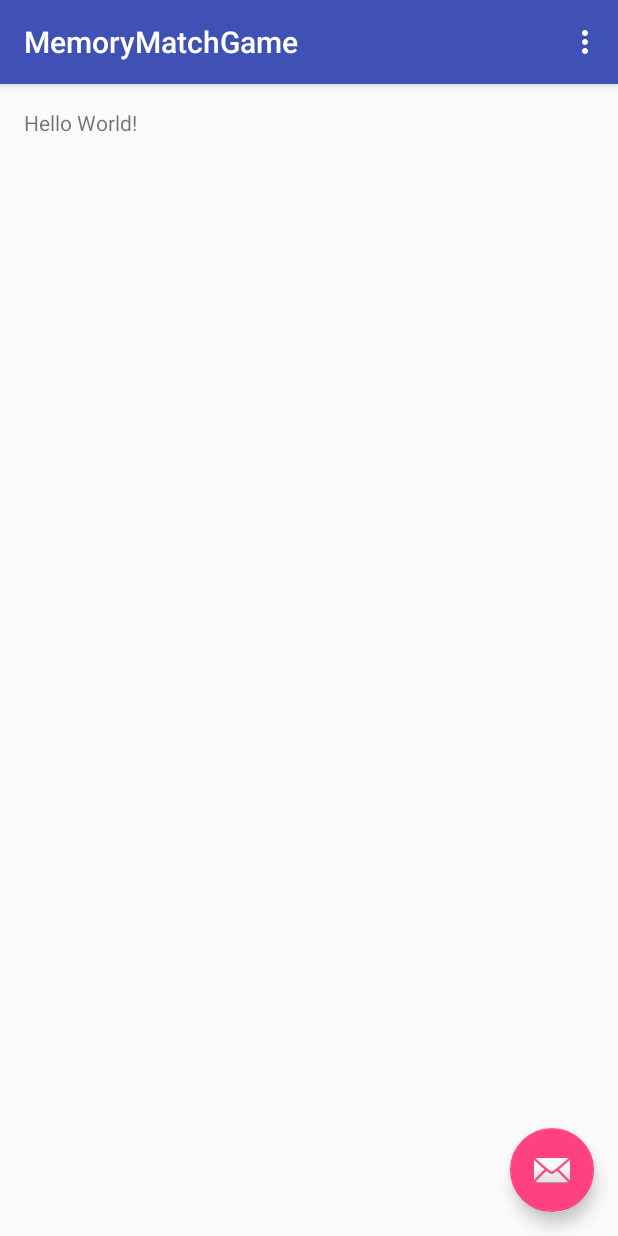
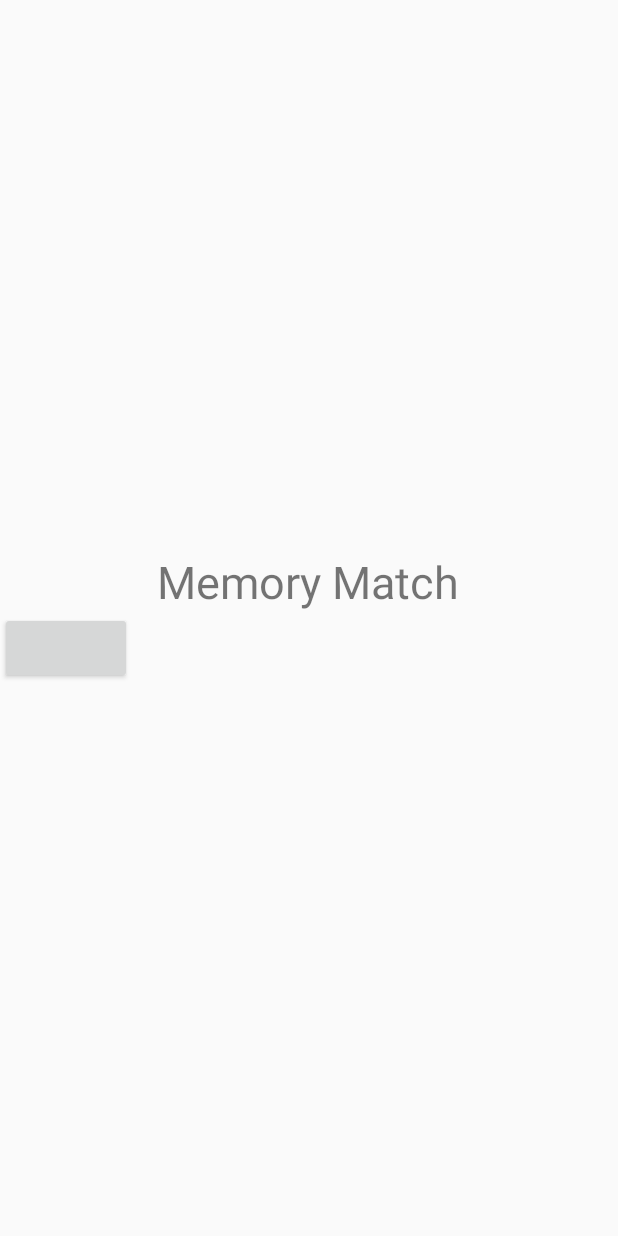
Before and after one commit to Brandon-Neilsen/SD2550-Project, an Android app: the screen it shows after launch (gameActivity), on a phone screen of 412 x 824 dp. Run offline under Robolectric (Android 15) with nearby library versions, the phone set to English and light mode, and no system bars.

Commit message:
MemoryMatch Version 1.1
Auto-generated code removed

```diff
--- a/app/src/main/java/com/brandon/android/memorymatchgame/gameActivity.java
+++ b/app/src/main/java/com/brandon/android/memorymatchgame/gameActivity.java
@@ -1,11 +1,7 @@
 package com.brandon.android.memorymatchgame;
 
 import android.os.Bundle;
-import android.support.design.widget.FloatingActionButton;
-import android.support.design.widget.Snackbar;
 import android.support.v7.app.AppCompatActivity;
-import android.support.v7.widget.Toolbar;
-import android.view.View;
 import android.view.Menu;
 import android.view.MenuItem;
 
@@ -15,17 +11,6 @@ public class gameActivity extends AppCompatActivity {
     protected void onCreate(Bundle savedInstanceState) {
         super.onCreate(savedInstanceState);
         setContentView(R.layout.activity_game);
-        Toolbar toolbar = (Toolbar) findViewById(R.id.toolbar);
-        setSupportActionBar(toolbar);
-
-        FloatingActionButton fab = (FloatingActionButton) findViewById(R.id.fab);
-        fab.setOnClickListener(new View.OnClickListener() {
-            @Override
-            public void onClick(View view) {
-                Snackbar.make(view, "Replace with your own action", Snackbar.LENGTH_LONG)
-                        .setAction("Action", null).show();
-            }
-        });
     }
 
     @Override
--- a/app/src/main/res/layout/activity_game.xml
+++ b/app/src/main/res/layout/activity_game.xml
@@ -1,25 +1,24 @@
 <?xml version="1.0" encoding="utf-8"?>
-<android.support.design.widget.CoordinatorLayout
-    xmlns:android="http://schemas.android.com/apk/res/android"
-    xmlns:app="http://schemas.android.com/apk/res-auto"
-    xmlns:tools="http://schemas.android.com/tools" android:layout_width="match_parent"
-    android:layout_height="match_parent" android:fitsSystemWindows="true"
-    tools:context=".gameActivity">
+<LinearLayout xmlns:android="http://schemas.android.com/apk/res/android"
+    android:layout_height="match_parent"
+    android:layout_width="match_parent"
+    android:gravity="center"
+    android:orientation="vertical">
+    <TextView
+        android:id="@+id/app_title"
+        android:layout_width="wrap_content"
+        android:layout_height="wrap_content"
+        android:textSize="30dp"
+        android:layout_gravity="center"
+        android:text="@string/app_title"/>
+    <LinearLayout
+        android:orientation="horizontal"
+        android:layout_width="match_parent"
+        android:layout_height="wrap_content">
+        <Button
+            android:layout_width="wrap_content"
+            android:layout_height="wrap_content"
+            />
+    </LinearLayout>
 
-    <android.support.design.widget.AppBarLayout android:layout_height="wrap_content"
-        android:layout_width="match_parent" android:theme="@style/AppTheme.AppBarOverlay">
-
-        <android.support.v7.widget.Toolbar android:id="@+id/toolbar"
-            android:layout_width="match_parent" android:layout_height="?attr/actionBarSize"
-            android:background="?attr/colorPrimary" app:popupTheme="@style/AppTheme.PopupOverlay" />
-
-    </android.support.design.widget.AppBarLayout>
-
-    <include layout="@layout/content_game" />
-
-    <android.support.design.widget.FloatingActionButton android:id="@+id/fab"
-        android:layout_width="wrap_content" android:layout_height="wrap_content"
-        android:layout_gravity="bottom|end" android:layout_margin="@dimen/fab_margin"
-        android:src="@android:drawable/ic_dialog_email" />
-
-</android.support.design.widget.CoordinatorLayout>
+</LinearLayout>
--- a/app/src/main/res/values/strings.xml
+++ b/app/src/main/res/values/strings.xml
@@ -1,4 +1,5 @@
 <resources>
     <string name="app_name">MemoryMatchGame</string>
+    <string name="app_title">Memory Match</string>
     <string name="action_settings">Settings</string>
 </resources>
```
